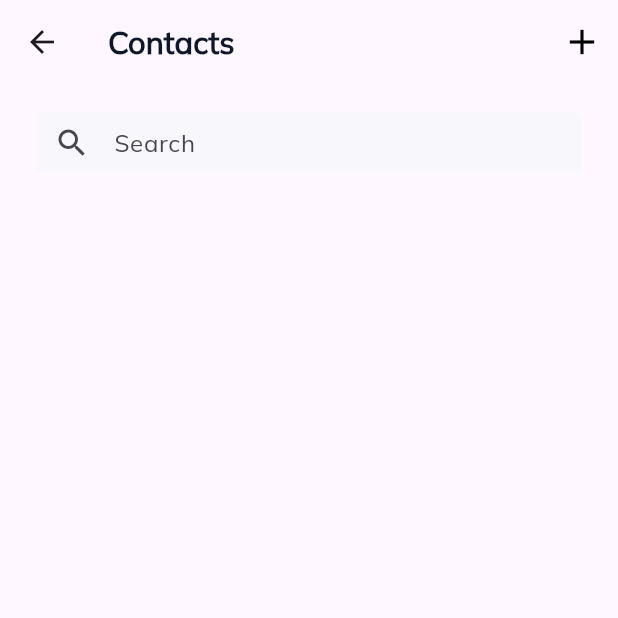
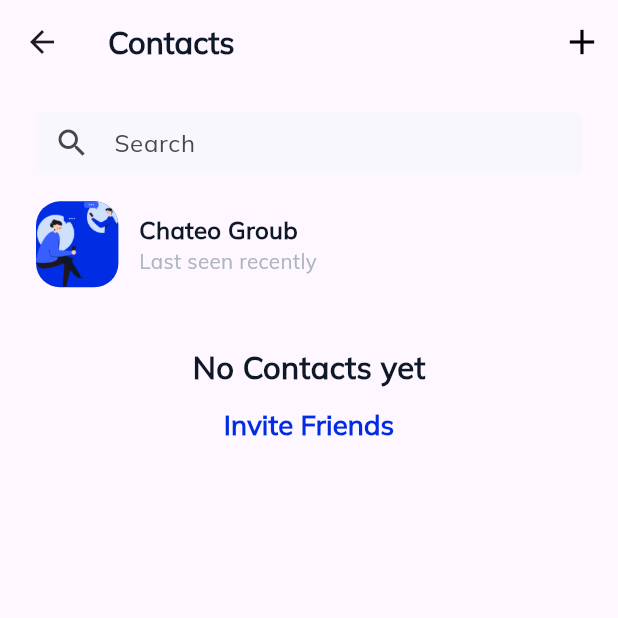
Before and after one commit to ebrahim969/Chateo, a Flutter app: the ContactsView screen opened directly, on a phone screen of 412 x 824 dp, the top half of it. Run offline on Flutter 3.47's test engine with Material 3 defaults, Android fonts, the phone set to English and light mode, and no system bars; our stand-ins replace bloc, cloud_firestore, country_code_picker, firebase_auth, firebase_core, firebase_storage and 9 more; accounts and stored records are empty.

Commit message:
finish chat app

```diff
--- a/lib/features/auth/logic/cubit/auth_cubit.dart
+++ b/lib/features/auth/logic/cubit/auth_cubit.dart
@@ -1,3 +1,5 @@
+// ignore_for_file: depend_on_referenced_packages, unnecessary_import
+
 import 'package:bloc/bloc.dart';
 import 'package:country_code_picker/country_code_picker.dart';
 import 'package:flutter/material.dart';
@@ -26,7 +28,6 @@ class AuthCubit extends Cubit<AuthState> {
         } else if (e.code == 'phone-number-already-exists') {
           emit(PhoneAuthFailure(errmessage: e.code));
         } else {
-          print("/////////////////$e//////////////////");
           emit(PhoneAuthFailure(errmessage: e.toString()));
         }
       },
--- a/lib/features/auth/presentation/components/country_code_widget.dart
+++ b/lib/features/auth/presentation/components/country_code_widget.dart
@@ -29,8 +29,6 @@ class _CountryCodeWidgetState extends State<CountryCodeWidget> {
           onChanged: (country) {
             setState(() {
               widget.cubit.countryCode = country;
-              print(
-                  "/////////////${widget.cubit.countryCode}///////////");
             });
           },
           initialSelection: 'IT',
--- a/lib/features/chats/logic/cubit/chat_cubit.dart
+++ b/lib/features/chats/logic/cubit/chat_cubit.dart
@@ -1,3 +1,5 @@
+// ignore_for_file: depend_on_referenced_packages
+
 import 'package:bloc/bloc.dart';
 import 'package:chateo_app/core/utils/strings.dart';
 import 'package:chateo_app/features/chats/data/model/message_model.dart';
--- a/lib/features/chats/presentation/components/chat_text_feild.dart
+++ b/lib/features/chats/presentation/components/chat_text_feild.dart
@@ -1,6 +1,5 @@
 import 'package:chateo_app/core/utils/colors.dart';
 import 'package:chateo_app/core/utils/styles.dart';
-import 'package:chateo_app/features/auth/logic/cubit/auth_cubit.dart';
 import 'package:flutter/material.dart';
 import 'package:flutter_bloc/flutter_bloc.dart';
 import 'package:flutter_screenutil/flutter_screenutil.dart';
--- a/lib/features/chats/presentation/screens/chat_view.dart
+++ b/lib/features/chats/presentation/screens/chat_view.dart
@@ -15,7 +15,7 @@ class ChatView extends StatelessWidget {
       appBar: AppBar(
         backgroundColor: AppColors.backGroundWhiteColor,
         title: Text(
-          "Chat",
+          "Chateo Group",
           style: Styles.mulish600Size18,
         ),
         leading: IconButton(
--- a/lib/features/contacts/logic/contacts/contacts_cubit.dart
+++ b/lib/features/contacts/logic/contacts/contacts_cubit.dart
@@ -1,4 +1,4 @@
-// ignore_for_file: depend_on_referenced_packages
+// ignore_for_file: depend_on_referenced_packages, avoid_function_literals_in_foreach_calls
 
 import 'package:bloc/bloc.dart';
 import 'package:chateo_app/core/utils/strings.dart';
--- a/lib/features/contacts/presentation/components/custom_contacts_list_view.dart
+++ b/lib/features/contacts/presentation/components/custom_contacts_list_view.dart
@@ -1,7 +1,10 @@
+import 'package:chateo_app/core/utils/colors.dart';
+import 'package:chateo_app/core/utils/styles.dart';
 import 'package:chateo_app/features/contacts/logic/contacts/contacts_cubit.dart';
 import 'package:chateo_app/features/contacts/presentation/components/custom_contact_list_item.dart';
 import 'package:flutter/material.dart';
 import 'package:flutter_bloc/flutter_bloc.dart';
+import 'package:flutter_screenutil/flutter_screenutil.dart';
 
 class CustomContactsListView extends StatelessWidget {
   const CustomContactsListView({
@@ -18,11 +21,36 @@ class CustomContactsListView extends StatelessWidget {
           ContactsCubit cubit = context.read<ContactsCubit>();
           return ListView.separated(
             physics: const BouncingScrollPhysics(),
-            itemCount: cubit.contacts.length,
+            itemCount: cubit.contacts.isEmpty ? 1 : cubit.contacts.length,
             itemBuilder: (context, index) {
-                return state is ContactsLoading?
-                const Center(child: CircularProgressIndicator(),)
-                :ContactsListItem(
+              return state is ContactsLoading
+                  ? const Center(
+                      child: CircularProgressIndicator(),
+                    )
+                  : cubit.contacts.isEmpty
+                      ? Column(
+                          children: [
+                            ContactsListItem(
+                              thisChatsView: thisChatsView,
+                            ),
+                            SizedBox(
+                              height: 32.h,
+                            ),
+                            Text(
+                              "No Contacts yet",
+                              style: Styles.mulish600Size18,
+                            ),
+                            TextButton(
+                              onPressed: () {},
+                              child: Text(
+                                "Invite Friends",
+                                style: Styles.mulish600Size16
+                                    .copyWith(color: AppColors.primaryColor),
+                              ),
+                            )
+                          ],
+                        )
+                      : ContactsListItem(
                           thisChatsView: thisChatsView,
                         );
             },
@@ -30,7 +58,8 @@ class CustomContactsListView extends StatelessWidget {
               return Container(
                   margin: const EdgeInsets.symmetric(vertical: 13),
                   child: const Divider());
-              },);
+            },
+          );
         },
       ),
     );
--- a/lib/features/contacts/presentation/components/lift_side_of_contact_item.dart
+++ b/lib/features/contacts/presentation/components/lift_side_of_contact_item.dart
@@ -28,12 +28,12 @@ class LiftSideOfItem extends StatelessWidget {
           crossAxisAlignment: CrossAxisAlignment.start,
           children: [
             Text(
-              "Athalia Putri",
+              "Chateo Groub",
               style: Styles.mulish600Size14
                   .copyWith(color: AppColors.textBlackColor),
             ),
             Text(
-              "Last seen yesterday",
+              "Last seen recently",
               style: Styles.mulish400Size12
                   .copyWith(color: AppColors.textGreyColor),
             )
```
Lines whose indentation alone changed are shown as unchanged.
